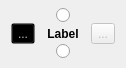
This is ui/VisualisationBlock.ui in povle/pyblueprint as Qt 5 draws it before an edit. The edited form follows.
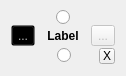
This is the edited form. Icons and pictures are not drawn. Custom widgets are drawn as their Qt base class.

Commit message: add remove button

Diff of the .ui file:
```diff
--- a/ui/VisualisationBlock.ui
+++ b/ui/VisualisationBlock.ui
@@ -7,7 +7,7 @@
     <x>0</x>
     <y>0</y>
     <width>126</width>
-    <height>68</height>
+    <height>76</height>
    </rect>
   </property>
   <property name="sizePolicy">
@@ -175,6 +175,35 @@
        <property name="spacing">
         <number>0</number>
        </property>
+       <item>
+        <spacer name="horizontalSpacer_3">
+         <property name="orientation">
+          <enum>Qt::Horizontal</enum>
+         </property>
+         <property name="sizeType">
+          <enum>QSizePolicy::Fixed</enum>
+         </property>
+         <property name="sizeHint" stdset="0">
+          <size>
+           <width>18</width>
+           <height>20</height>
+          </size>
+         </property>
+        </spacer>
+       </item>
+       <item>
+        <spacer name="horizontalSpacer_4">
+         <property name="orientation">
+          <enum>Qt::Horizontal</enum>
+         </property>
+         <property name="sizeHint" stdset="0">
+          <size>
+           <width>40</width>
+           <height>20</height>
+          </size>
+         </property>
+        </spacer>
+       </item>
        <item>
         <widget class="NodeWidget" name="outputRadioButton">
          <property name="sizePolicy">
@@ -194,6 +223,44 @@
          </property>
         </widget>
        </item>
+       <item>
+        <spacer name="horizontalSpacer_5">
+         <property name="orientation">
+          <enum>Qt::Horizontal</enum>
+         </property>
+         <property name="sizeHint" stdset="0">
+          <size>
+           <width>40</width>
+           <height>20</height>
+          </size>
+         </property>
+        </spacer>
+       </item>
+       <item>
+        <widget class="QToolButton" name="removeButton">
+         <property name="sizePolicy">
+          <sizepolicy hsizetype="Fixed" vsizetype="Fixed">
+           <horstretch>0</horstretch>
+           <verstretch>0</verstretch>
+          </sizepolicy>
+         </property>
+         <property name="minimumSize">
+          <size>
+           <width>16</width>
+           <height>16</height>
+          </size>
+         </property>
+         <property name="maximumSize">
+          <size>
+           <width>16</width>
+           <height>16</height>
+          </size>
+         </property>
+         <property name="text">
+          <string>X</string>
+         </property>
+        </widget>
+       </item>
       </layout>
      </item>
     </layout>
```
The commit also changes 4 other files.
